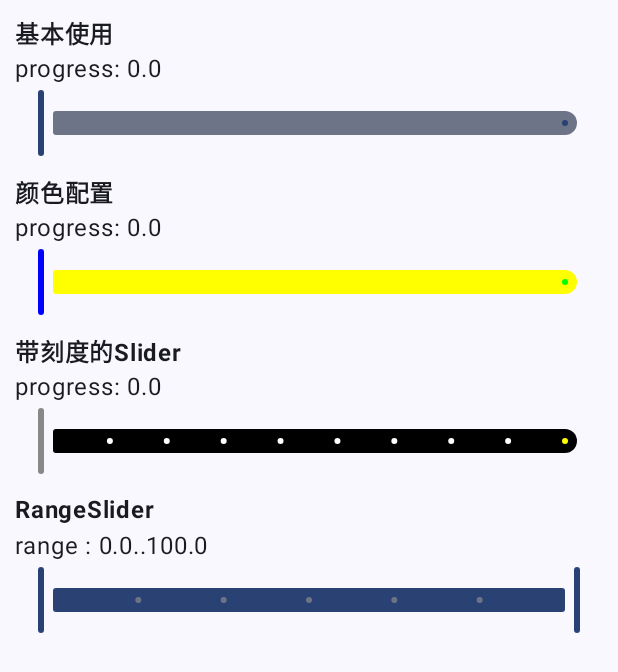
After one commit to guanjiayo/MyComposeTest, an Android app built with Jetpack Compose: the SliderActivity screen opened directly, with no data from a screen before it, on a phone screen of 412 x 824 dp. The commit adds this screen. Shown: the top 672 px of the screen. Run offline under Robolectric (Android 15) with nearby library versions, the phone set to English and light mode, and no system bars.

Commit message:
新增 switch,seekbar,progressbar,radiobutton 使用

```diff
--- a/app/src/main/AndroidManifest.xml
+++ b/app/src/main/AndroidManifest.xml
@@ -31,6 +31,10 @@
         <activity android:name="zs.xmx.compose.ui.TextFieldActivity" />
         <activity android:name="zs.xmx.compose.ui.button.ButtonActivity" />
         <activity android:name="zs.xmx.compose.ui.image.ImageActivity" />
+        <activity android:name="zs.xmx.compose.ui.progress.ProgressActivity" />
+        <activity android:name="zs.xmx.compose.ui.seekbar.SliderActivity" />
+        <activity android:name="zs.xmx.compose.ui.switch.SwitchActivity" />
+        <activity android:name="zs.xmx.compose.ui.radiobutton.RadioButtonActivity" />
     </application>
 
 </manifest>
--- a/app/src/main/java/zs/xmx/compose/ui/theme/Color.kt
+++ b/app/src/main/java/zs/xmx/compose/theme/Color.kt
@@ -1,4 +1,4 @@
-package zs.xmx.compose.ui.theme
+package zs.xmx.compose.theme
 
 import androidx.compose.ui.graphics.Color
 
--- a/app/src/main/java/zs/xmx/compose/ui/theme/Theme.kt
+++ b/app/src/main/java/zs/xmx/compose/theme/Theme.kt
@@ -1,4 +1,4 @@
-package zs.xmx.compose.ui.theme
+package zs.xmx.compose.theme
 
 import android.app.Activity
 import android.os.Build
--- a/app/src/main/java/zs/xmx/compose/ui/theme/Type.kt
+++ b/app/src/main/java/zs/xmx/compose/theme/Type.kt
@@ -1,4 +1,4 @@
-package zs.xmx.compose.ui.theme
+package zs.xmx.compose.theme
 
 import androidx.compose.material3.Typography
 import androidx.compose.ui.text.TextStyle
--- a/app/src/main/java/zs/xmx/compose/ui/TextActivity.kt
+++ b/app/src/main/java/zs/xmx/compose/ui/TextActivity.kt
@@ -32,7 +32,7 @@ import androidx.compose.ui.res.painterResource
 import androidx.compose.ui.tooling.preview.Preview
 import androidx.compose.ui.unit.dp
 import androidx.core.R
-import zs.xmx.compose.ui.theme.MyTestTheme
+import zs.xmx.compose.theme.MyTestTheme
 
 class TextViewActivity : AppCompatActivity() {
 
--- a/app/src/main/java/zs/xmx/compose/ui/TextFieldActivity.kt
+++ b/app/src/main/java/zs/xmx/compose/ui/TextFieldActivity.kt
@@ -54,7 +54,7 @@ import androidx.compose.ui.text.input.PasswordVisualTransformation
 import androidx.compose.ui.text.input.TextFieldValue
 import androidx.compose.ui.text.input.VisualTransformation
 import androidx.compose.ui.unit.dp
-import zs.xmx.compose.ui.theme.MyTestTheme
+import zs.xmx.compose.theme.MyTestTheme
 
 class TextFieldActivity : AppCompatActivity() {
 
--- a/app/src/main/java/zs/xmx/compose/ui/button/ButtonActivity.kt
+++ b/app/src/main/java/zs/xmx/compose/ui/button/ButtonActivity.kt
@@ -30,7 +30,7 @@ import androidx.compose.ui.Modifier
 import androidx.compose.ui.text.font.FontWeight
 import androidx.compose.ui.unit.dp
 import zs.xmx.compose.ext.composeClick
-import zs.xmx.compose.ui.theme.MyTestTheme
+import zs.xmx.compose.theme.MyTestTheme
 
 class ButtonActivity : AppCompatActivity() {
 
--- a/app/src/main/java/zs/xmx/compose/ui/image/ImageActivity.kt
+++ b/app/src/main/java/zs/xmx/compose/ui/image/ImageActivity.kt
@@ -24,6 +24,7 @@ import androidx.compose.material3.MaterialTheme
 import androidx.compose.material3.Surface
 import androidx.compose.material3.Text
 import androidx.compose.runtime.Composable
+import androidx.compose.ui.Alignment
 import androidx.compose.ui.Modifier
 import androidx.compose.ui.graphics.Color
 import androidx.compose.ui.graphics.ImageBitmap
@@ -39,7 +40,7 @@ import coil.compose.AsyncImage
 import coil.compose.SubcomposeAsyncImage
 import coil.request.ImageRequest
 import zs.xmx.compose.R
-import zs.xmx.compose.ui.theme.MyTestTheme
+import zs.xmx.compose.theme.MyTestTheme
 
 class ImageActivity : AppCompatActivity() {
     override fun onCreate(savedInstanceState: Bundle?) {
--- /dev/null
+++ b/app/src/main/java/zs/xmx/compose/ui/seekbar/SliderActivity.kt
@@ -0,0 +1,153 @@
+package zs.xmx.compose.ui.seekbar
+
+import android.os.Bundle
+import android.util.Log
+import androidx.activity.compose.setContent
+import androidx.appcompat.app.AppCompatActivity
+import androidx.compose.foundation.layout.Column
+import androidx.compose.foundation.layout.Spacer
+import androidx.compose.foundation.layout.fillMaxSize
+import androidx.compose.foundation.layout.height
+import androidx.compose.foundation.layout.padding
+import androidx.compose.foundation.rememberScrollState
+import androidx.compose.foundation.verticalScroll
+import androidx.compose.material3.MaterialTheme
+import androidx.compose.material3.RangeSlider
+import androidx.compose.material3.Slider
+import androidx.compose.material3.SliderDefaults
+import androidx.compose.material3.Surface
+import androidx.compose.material3.Switch
+import androidx.compose.material3.Text
+import androidx.compose.runtime.Composable
+import androidx.compose.runtime.getValue
+import androidx.compose.runtime.mutableFloatStateOf
+import androidx.compose.runtime.mutableStateOf
+import androidx.compose.runtime.remember
+import androidx.compose.runtime.setValue
+import androidx.compose.ui.Modifier
+import androidx.compose.ui.graphics.Color
+import androidx.compose.ui.text.font.FontWeight
+import androidx.compose.ui.unit.dp
+import zs.xmx.compose.theme.MyTestTheme
+
+class SliderActivity : AppCompatActivity() {
+    private val TAG = SliderActivity::class.java.simpleName
+    override fun onCreate(savedInstanceState: Bundle?) {
+        super.onCreate(savedInstanceState)
+        setContent {
+            MyTestTheme {
+                // A surface container using the 'background' color from the theme
+                Surface(
+                    modifier = Modifier.fillMaxSize(), color = MaterialTheme.colorScheme.background
+                ) {
+                    SliderSample()
+                }
+            }
+        }
+    }
+
+    @Composable
+    fun SliderSample() {
+        Column(
+            modifier = Modifier
+                .padding(start = 10.dp, end = 10.dp)
+                .verticalScroll(
+                    rememberScrollState()
+                )
+        ) {
+            //基本使用
+            BasicUse()
+            //颜色配置
+            ColorConfig()
+            //带刻度的Slider
+            TickSlider()
+            //区间Slider
+            RangeSlider()
+        }
+
+    }
+
+
+    @Composable
+    private fun BasicUse() {
+        Spacer(modifier = Modifier.height(10.dp))
+        Text(text = "基本使用", fontWeight = FontWeight.Bold)
+
+        var progress by remember { mutableFloatStateOf(0f) }
+        Text(text = "progress: $progress")
+        Slider(modifier = Modifier.padding(start = 15.dp, end = 15.dp),
+            value = progress,
+            onValueChange = {
+                progress = it
+            })
+
+    }
+
+    @Composable
+    private fun ColorConfig() {
+        Spacer(modifier = Modifier.height(10.dp))
+        Text(text = "颜色配置", fontWeight = FontWeight.Bold)
+
+        var progress by remember { mutableFloatStateOf(0f) }
+        Text(text = "progress: $progress")
+        Slider(modifier = Modifier.padding(start = 15.dp, end = 15.dp),
+            value = progress,
+            colors = SliderDefaults.colors(
+                thumbColor = Color.Blue,//滑动圆圈颜色
+                activeTrackColor = Color.Green,//滑动轨道颜色
+                inactiveTrackColor = Color.Yellow//轨道默认颜色
+            ),
+            onValueChange = {
+                progress = it
+            })
+
+
+    }
+
+    @Composable
+    private fun TickSlider() {
+        Spacer(modifier = Modifier.height(10.dp))
+        Text(text = "带刻度的Slider", fontWeight = FontWeight.Bold)
+
+        var progress by remember { mutableFloatStateOf(0f) }
+        Text(text = "progress: $progress")
+        Slider(
+            modifier = Modifier.padding(start = 15.dp, end = 15.dp),
+            value = progress,
+            colors = SliderDefaults.colors(
+                thumbColor = Color.Gray,//滑动圆圈颜色
+                activeTickColor = Color.Red,//滑动条经过时,刻度线颜色
+                inactiveTickColor = Color.White,//滑动条未经过时,刻度线颜色
+                activeTrackColor = Color.Yellow,//滑动轨道颜色
+                inactiveTrackColor = Color.Black//轨道默认颜色
+            ),
+            onValueChange = {
+                progress = it
+            },
+            steps = 8,
+            valueRange = 0f..50f
+        )
+
+    }
+
+    @Composable
+    private fun RangeSlider() {
+        Spacer(modifier = Modifier.height(10.dp))
+        Text(text = "RangeSlider", fontWeight = FontWeight.Bold)
+
+        var range by remember { mutableStateOf(0f..100f) }
+        Text(text = "range : $range ")
+        RangeSlider(
+            modifier = Modifier.padding(start = 15.dp, end = 15.dp),
+            value = range,
+            steps = 5,
+            valueRange = 0f..100f,
+            onValueChange = {
+                range = it
+            }, onValueChangeFinished = {
+                //用户结束操作后回调
+                Log.i(TAG, "结束操作了: $range")
+            })
+    }
+
+}
```
Also changed, not shown: app/src/main/java/zs/xmx/compose/MainActivity.kt (+13 -1 lines), app/src/main/java/zs/xmx/compose/ui/progress/ProgressActivity.kt (added, +147 -0 lines), app/src/main/java/zs/xmx/compose/ui/radiobutton/RadioButtonActivity.kt (added, +143 -0 lines), app/src/main/java/zs/xmx/compose/ui/switch/SwitchActivity.kt (added, +118 -0 lines).
